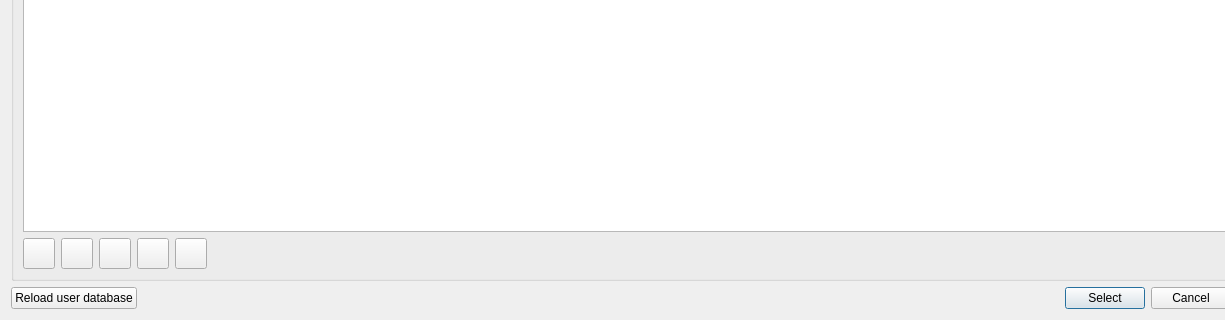
Qt form SIM-VICUS/src/SVDatabaseEditDialog.ui (ghorwin/SIM-VICUS) before a commit; both pictures show x 0 to 1225 and y 495 to 815 of the 1328 by 815 pixel window.
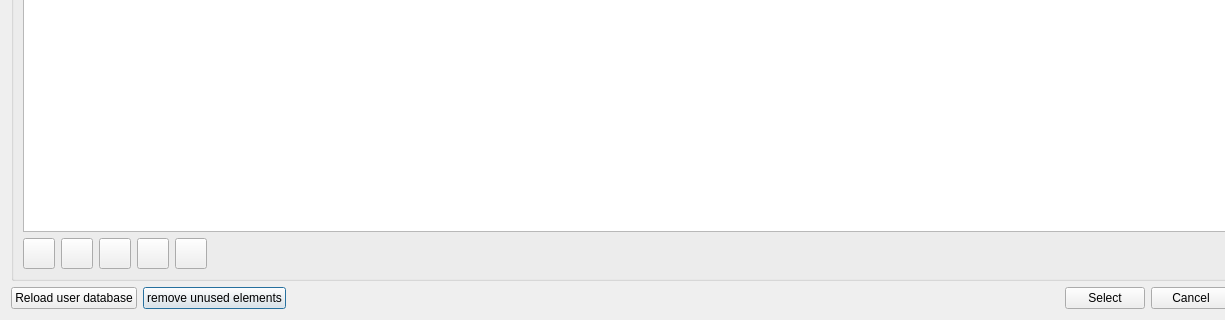
The same form after that commit. Icons and pictures are not drawn.

The edit to the form file:
```diff
--- a/SIM-VICUS/src/SVDatabaseEditDialog.ui
+++ b/SIM-VICUS/src/SVDatabaseEditDialog.ui
@@ -146,6 +146,17 @@
        </property>
       </widget>
      </item>
+     <item>
+      <widget class="QPushButton" name="pushButtonRemoveUnusedElements">
+       <property name="text">
+        <string>remove unused elements</string>
+       </property>
+       <property name="icon">
+        <iconset resource="../resources/SIM-VICUS.qrc">
+         <normaloff>:/gfx/actions/24x24/broom.png</normaloff>:/gfx/actions/24x24/broom.png</iconset>
+       </property>
+      </widget>
+     </item>
      <item>
       <spacer name="horizontalSpacer_2">
        <property name="orientation">
```
Left out of the diff: 4 changed lines with no effect on the pictures.
